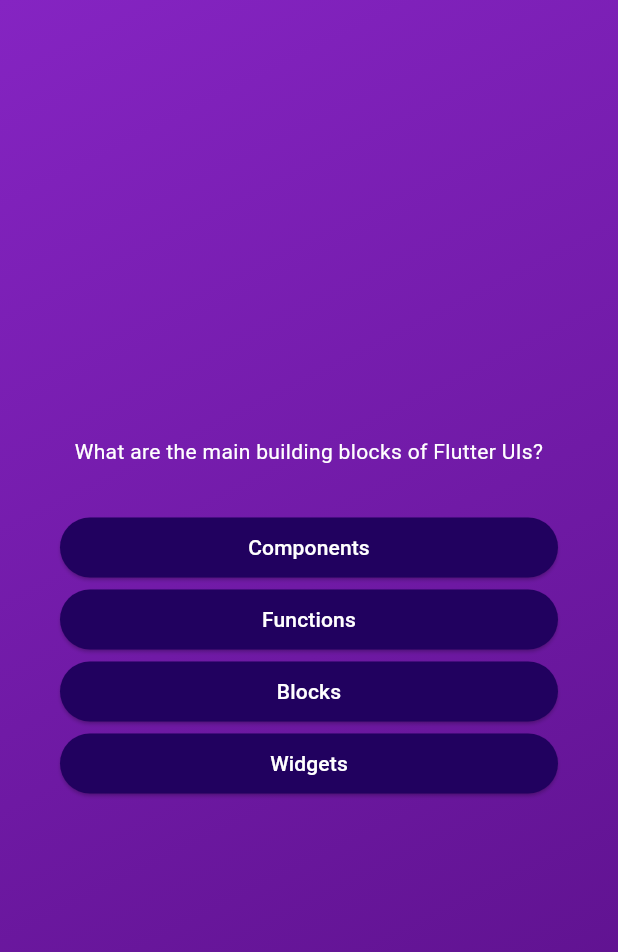
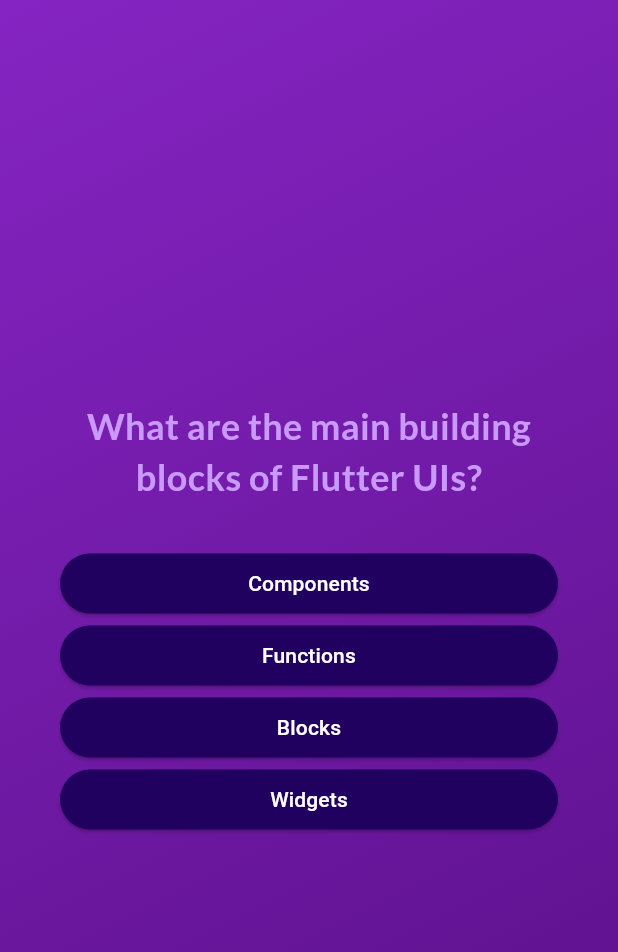
Before and after one commit to RahulSocialDev/flutter-quiz-basic, a Flutter app: the screen it shows after launch, after a tap on "Start Quiz", on a phone screen of 412 x 824 dp. Shown: the top 952 px of the screen. Run offline on Flutter 3.47's test engine with Material 3 defaults, Android fonts, the light colour scheme and no system bars; our stand-ins replace google_fonts.

Commit message:
fix: changed fonts

```diff
--- a/lib/questions_screen.dart
+++ b/lib/questions_screen.dart
@@ -1,4 +1,5 @@
 import 'package:flutter/material.dart';
+import 'package:google_fonts/google_fonts.dart';
 import 'package:flutter_quiz_basic/answer_button.dart';
 import 'package:flutter_quiz_basic/data/questions.dart';
 
@@ -36,7 +37,10 @@
           children: [
             Text(
               currentQuestion.text,
-              style: const TextStyle(color: Colors.white),
+              style: GoogleFonts.lato(
+                  color: const Color.fromARGB(255, 201, 153, 251),
+                  fontSize: 24,
+                  fontWeight: FontWeight.bold),
               textAlign: TextAlign.center,
             ),
             const SizedBox(
--- a/lib/start_screen.dart
+++ b/lib/start_screen.dart
@@ -1,4 +1,5 @@
 import 'package:flutter/material.dart';
+import 'package:google_fonts/google_fonts.dart';
 
 class StartScreen extends StatelessWidget {
   const StartScreen(this.startQuiz, {super.key});
@@ -17,10 +18,10 @@
             color: const Color.fromARGB(150, 255, 255, 255),
           ),
           const SizedBox(height: 80),
-          const Text(
+          Text(
             'Learn Flutter the fun way !',
-            style: TextStyle(
-                color: Color.fromARGB(255, 237, 223, 252), fontSize: 24),
+            style: GoogleFonts.lato(
+                color: const Color.fromARGB(255, 237, 223, 252), fontSize: 24),
           ),
           const SizedBox(height: 30),
           OutlinedButton.icon(
```
